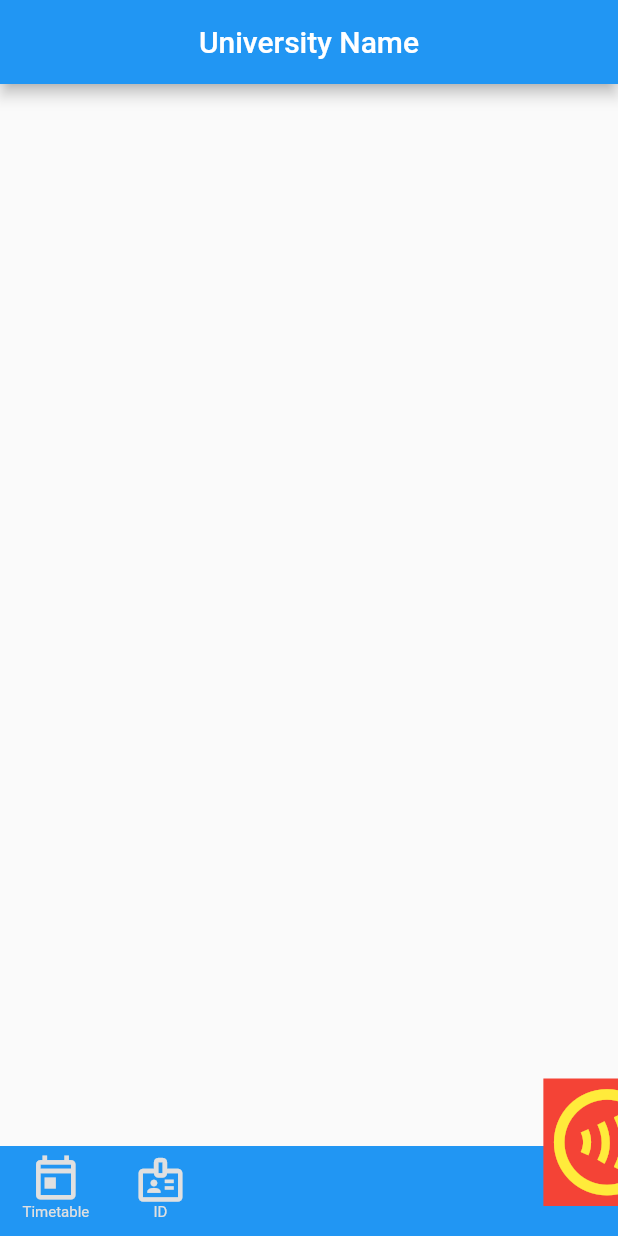
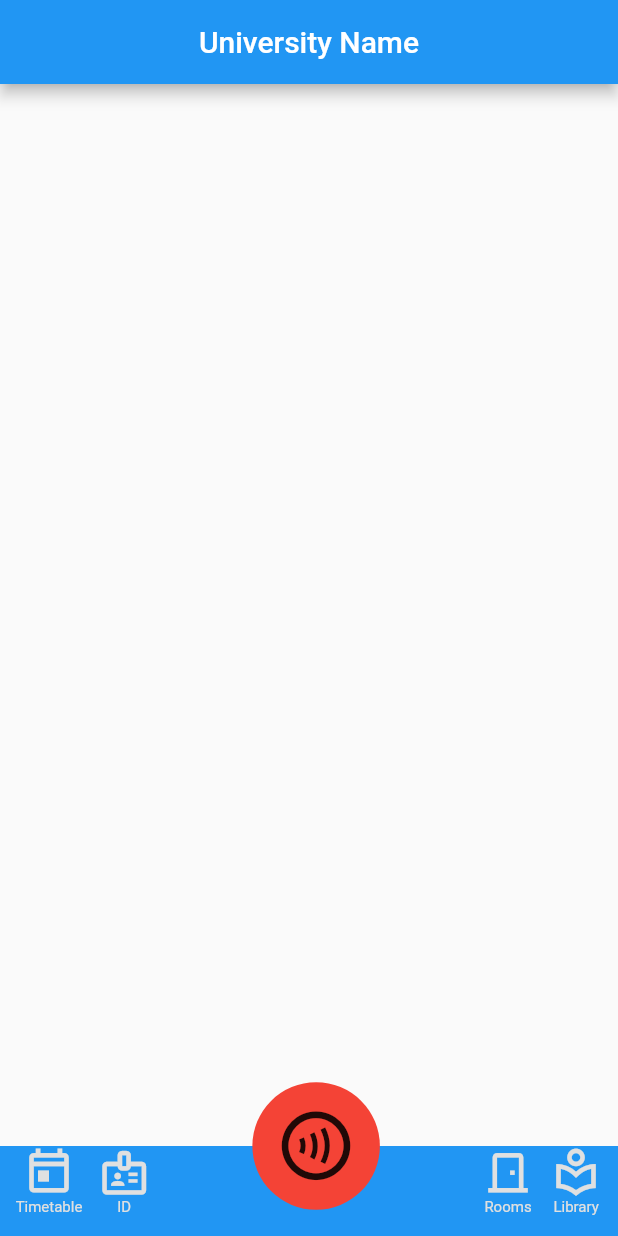
Before and after one commit to Marrsh/smart-campus-project, a Flutter app: the screen it shows after launch, on a phone screen of 412 x 824 dp. Run offline on Flutter 3.47's test engine with Material 2 defaults, Android fonts, the phone set to English and light mode, and no system bars; missing offline and left inert: dart:ffi.

Commit message:
update central nav button

```diff
--- a/lib/constants.dart
+++ b/lib/constants.dart
@@ -8,4 +8,19 @@ var physicalScreenSize = window.physicalSize;
 var pixelRatio = window.devicePixelRatio;
 var logicalScreenSize = window.physicalSize / pixelRatio;
 
+var width3 = logicalScreenSize.width * 0.03;
+var width4 = logicalScreenSize.width * 0.04;
+var width10 = logicalScreenSize.width * 0.1;
+var width25 = logicalScreenSize.width * 0.25;
+
+var height1 = logicalScreenSize.height * 0.01;
+var height2 = logicalScreenSize.height * 0.02;
+var height5 = logicalScreenSize.height * 0.05;
 var height10 = logicalScreenSize.height * 0.1;
+var height15 = logicalScreenSize.height * 0.15;
+var height50 = logicalScreenSize.height * 0.5;
+
+
+const smPadding = 5.0;
+const mdPadding = 15.0;
+const lgPadding = 30.0;
--- a/lib/main.dart
+++ b/lib/main.dart
@@ -25,15 +25,8 @@ class MyApp extends StatelessWidget {
         home: Scaffold(
           //Like stacks in swift, takes in the elements of the widget (body, appbar etc..)
           appBar: AppBar(title: Center(child: Text('University Name'))),
-          body: Stack(
-            children: [
-              Positioned(
-                  bottom: 0,
-                  child: _NavBar()
-                // child: _CentralNavButton(),
-              )
-            ],
-          )
+
+          bottomNavigationBar: _NavBar(),
         )
     );
   }
@@ -56,7 +49,8 @@ class _NavBar extends StatelessWidget {
       height: height10,
       color: Colors.blue,
       child: Row(
-        mainAxisAlignment: MainAxisAlignment.spaceAround,
+        mainAxisAlignment: MainAxisAlignment.spaceEvenly,
+          crossAxisAlignment: CrossAxisAlignment.stretch,
           children: [
             for (var i = 0; i < navButtons.length; i++)
               if (navButtons[i].isCentral)
@@ -73,61 +67,52 @@ class _NavButton extends StatelessWidget {
   _NavButton({required this.navButtonProperties});
   final navButtonProperties;
   Widget build(BuildContext context) {
-    return
-    Padding(padding: EdgeInsets.only(left: 15,bottom: 10, right: 15, top: 5),
-    child:
-        GestureDetector(
-          onTap: () {
-            print('test');
-          },
-          child:Column(
+    return Column(
+      crossAxisAlignment: CrossAxisAlignment.center,
+      mainAxisAlignment: MainAxisAlignment.start,
+      mainAxisSize: MainAxisSize.max,
       children: [
-          Expanded(
-          flex: 2,
-          child:
         Icon(
           navButtonProperties.icon,
           color: navButtonProperties.colour,
           size: 35,
           semanticLabel: navButtonProperties.label,
-          )
         ),
-          Text(navButtonProperties.label,style: TextStyle(
+        Text(
+            navButtonProperties.label,
+            style: TextStyle(
                 color: navButtonProperties.colour,
                 fontFamily: 'Roboto',
                 fontSize: 10
             )
         )
       ],
-      ),
-        )
     );
   }
 }
 
 class _CentralNavButton extends StatelessWidget {
   Widget build(BuildContext context) {
-    return Expanded(
-        flex: 3,
-        child:OverflowBox(
-            maxHeight: 150,
-            child:
-            Column(
-              children: [
+    return
       Container(
+        width: width25,
+        child: OverflowBox(
+          maxHeight: height50,
+          child: SizedBox(
+              child: Container(
+                  decoration: BoxDecoration(
+                  shape: BoxShape.circle,
                   color: Colors.red,
+                  ),
+                  padding: EdgeInsets.all(mdPadding),
+                  margin:EdgeInsets.only(bottom: height10),
                   child: Icon(
                     Icons.contactless_outlined,
-                    color: Colors.yellow,
-                    size: 85,
+                    size: 55,
+                  )
               )
           ),
-                Container(
-                  height: 150,
-                )
-              ],
-            )
-        )
+        ),
       );
   }
 }
```
Lines whose indentation alone changed are shown as unchanged.
